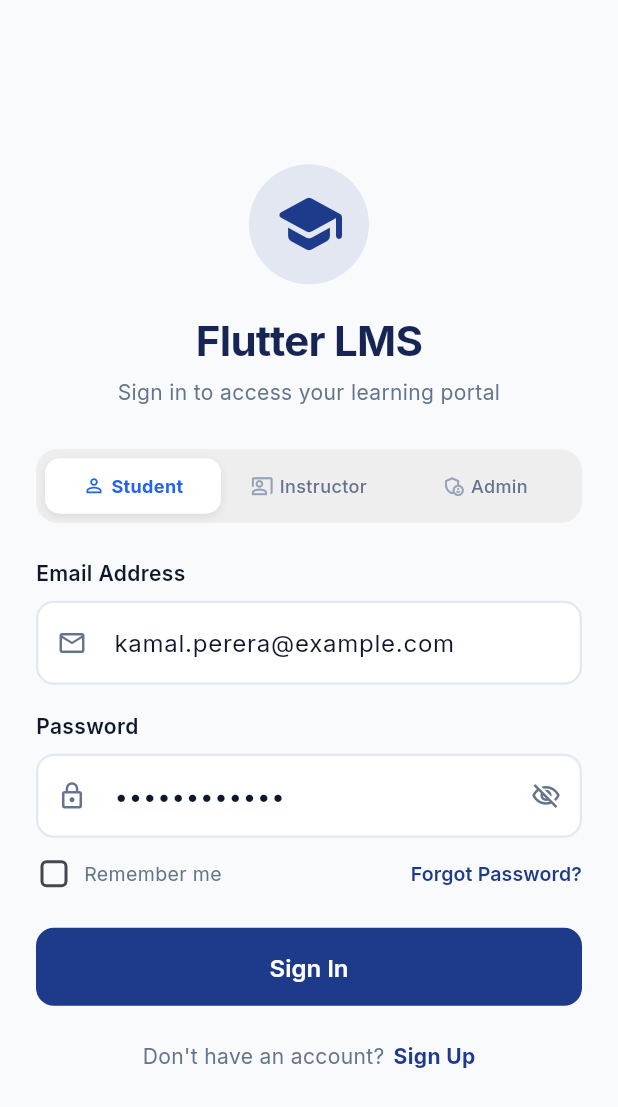
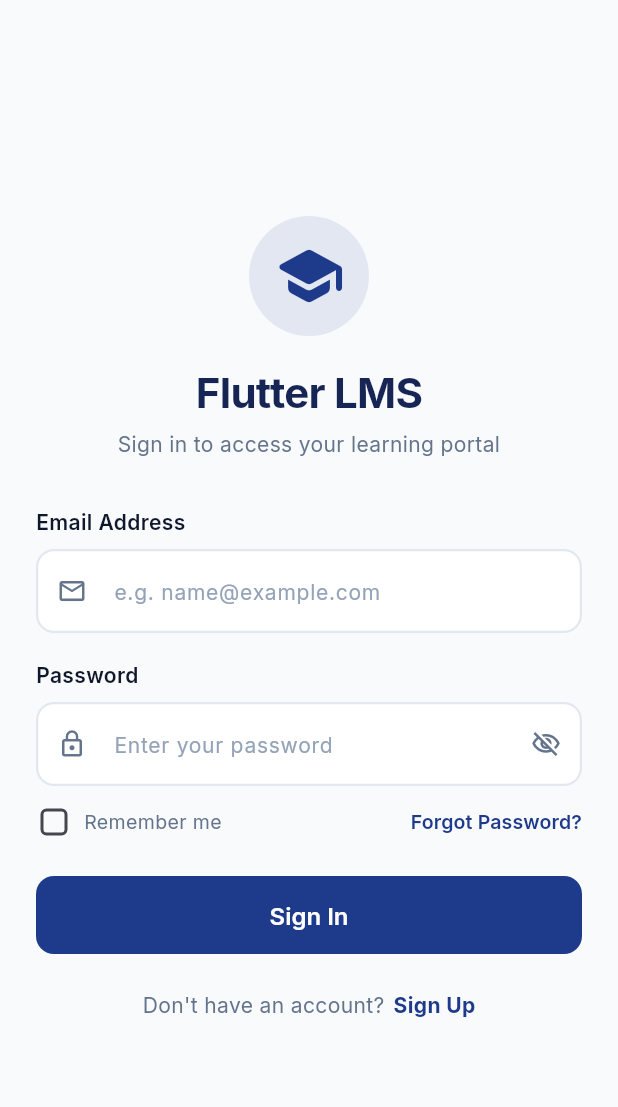
Before and after one commit to NilushaDilshan/flutter_lms, a Flutter app: the screen it shows after launch, after a tap on "Skip", on a phone screen of 412 x 824 dp. Shown: the top 1107 px of the screen. Run offline on Flutter 3.47's test engine with Material 3 defaults, Android fonts, the phone set to English and light mode, and no system bars; our stand-ins replace dio, flutter_secure_storage, google_fonts, image_picker; accounts and stored records are empty; network calls fail.

Commit message:
feat(auth): remove role selector buttons and redirect based on credentials

```diff
--- a/lib/core/config/app_config.dart
+++ b/lib/core/config/app_config.dart
@@ -9,9 +9,7 @@ class AppConfig {
 
   // Configurable base URL (Defaults to Android emulator per task specifications)
   // Important: Do not append /api/v1 here because endpoints already include /api/v1
-  // ADB reverse tunnel active: adb reverse tcp:5000 tcp:5000
-  // Phone localhost:5000 → PC Docker backend
-  static String baseUrl = defaultLocalhostBaseUrl;
+  static String baseUrl = defaultEmulatorBaseUrl;
 
   // Network Timeouts
   static const Duration connectTimeout = Duration(seconds: 15);
--- a/lib/features/auth/screens/login_screen.dart
+++ b/lib/features/auth/screens/login_screen.dart
@@ -1,5 +1,6 @@
 import 'package:flutter/material.dart';
 import 'package:provider/provider.dart';
+import '../../../core/api/api_exception.dart';
 import '../../../core/constants/app_colors.dart';
 import '../../../core/constants/app_strings.dart';
 import '../../../core/routes/app_routes.dart';
@@ -22,31 +23,6 @@ class _LoginScreenState extends State<LoginScreen> {
   bool _obscurePassword = true;
   bool _rememberMe = false;
   bool _isLoading = false;
-
-  // Selected role tab for demo/testing convenience
-  String _selectedRole = 'STUDENT';
-
-  @override
-  void initState() {
-    super.initState();
-    _fillRoleCredentials('STUDENT');
-  }
-
-  void _fillRoleCredentials(String role) {
-    setState(() {
-      _selectedRole = role;
-      if (role == 'STUDENT') {
-        _emailController.text = 'kamal.perera@example.com';
-        _passwordController.text = 'Password123!';
-      } else if (role == 'INSTRUCTOR') {
-        _emailController.text = 'nimal.fernando@example.com';
-        _passwordController.text = 'Password123!';
-      } else {
-        _emailController.text = 'admin@lms.com';
-        _passwordController.text = 'AdminPass123!';
-      }
-    });
-  }
 
   @override
   void dispose() {
@@ -72,19 +48,9 @@ class _LoginScreenState extends State<LoginScreen> {
       if (mounted) {
         setState(() => _isLoading = false);
 
-        String targetRoute;
-        Map<String, dynamic> arguments;
-
-        if (user.isStudent) {
-          targetRoute = AppRoutes.studentDashboard;
-          arguments = {'name': user.fullName.isNotEmpty ? user.fullName : 'Kamal Perera'};
-        } else if (user.isInstructor) {
-          targetRoute = AppRoutes.instructorDashboard;
-          arguments = {'name': user.fullName.isNotEmpty ? user.fullName : 'Nimal Fernando'};
-        } else {
-          targetRoute = AppRoutes.adminDashboard;
-          arguments = {'email': user.email};
-        }
+        // Determine destination route based on authenticated user's role
+        final targetRoute = _getRouteForRole(user.role);
+        final arguments = _getArgumentsForRole(user.role, user.fullName, user.email);
 
         Navigator.of(context).pushReplacementNamed(
           targetRoute,
@@ -95,41 +61,37 @@ class _LoginScreenState extends State<LoginScreen> {
       if (mounted) {
         setState(() => _isLoading = false);
 
-        String targetRoute;
-        Map<String, dynamic> arguments;
-        String demoFirstName;
-        String demoLastName;
+        // Real server authentication rejection (e.g., wrong password 401 or unverified email 403)
+        final isAuthRejection = e is ApiException &&
+            (e.statusCode == 401 ||
+                (e.statusCode == 403 &&
+                    e.message.toLowerCase().contains('verify')));
 
-        if (_selectedRole == 'STUDENT') {
-          targetRoute = AppRoutes.studentDashboard;
-          demoFirstName = 'Kamal';
-          demoLastName = 'Perera';
-          arguments = {'name': 'Kamal Perera'};
-        } else if (_selectedRole == 'INSTRUCTOR') {
-          targetRoute = AppRoutes.instructorDashboard;
-          demoFirstName = 'Nimal';
-          demoLastName = 'Fernando';
-          arguments = {'name': 'Nimal Fernando'};
-        } else {
-          targetRoute = AppRoutes.adminDashboard;
-          demoFirstName = 'Admin';
-          demoLastName = 'User';
-          arguments = {'email': email};
-        }
+        if (!isAuthRejection) {
+          // Offline / Demo fallback: Determine role based on email address
+          final inferredRole = _inferRoleFromEmail(email);
+          final names = _getDemoNamesForRole(inferredRole);
+          final targetRoute = _getRouteForRole(inferredRole);
+          final arguments = _getArgumentsForRole(
+            inferredRole,
+            '${names[0]} ${names[1]}',
+            email,
+          );
 
-        // Set demo user in AuthProvider so ProfileScreen shows correct details
           context.read<AuthProvider>().setDemoUser(
-          firstName: demoFirstName,
-          lastName: demoLastName,
+            firstName: names[0],
+            lastName: names[1],
             email: email,
-          role: _selectedRole,
+            role: inferredRole,
           );
 
           ScaffoldMessenger.of(context).showSnackBar(
             SnackBar(
-            backgroundColor: AppColors.primary,
+              backgroundColor: Colors.orange.shade800,
               behavior: SnackBarBehavior.floating,
-            content: Text('Logged in as $_selectedRole (Offline / Demo fallback active)'),
+              content: Text(
+                'Offline Demo: Logged in as $inferredRole ($email)',
+              ),
             ),
           );
 
@@ -137,7 +99,69 @@ class _LoginScreenState extends State<LoginScreen> {
             targetRoute,
             arguments: arguments,
           );
+        } else {
+          // Real server error (e.g. wrong password, unverified email)
+          ScaffoldMessenger.of(context).showSnackBar(
+            SnackBar(
+              backgroundColor: AppColors.error,
+              behavior: SnackBarBehavior.floating,
+              content: Text(e.message),
+            ),
+          );
         }
+      }
+    }
+  }
+
+  String _inferRoleFromEmail(String email) {
+    final lower = email.toLowerCase();
+    if (lower.contains('admin')) {
+      return 'ADMIN';
+    } else if (lower.contains('instructor') ||
+        lower.contains('teacher') ||
+        lower.contains('nimal')) {
+      return 'INSTRUCTOR';
+    }
+    return 'STUDENT';
+  }
+
+  List<String> _getDemoNamesForRole(String role) {
+    switch (role) {
+      case 'ADMIN':
+        return ['Admin', 'User'];
+      case 'INSTRUCTOR':
+        return ['Nimal', 'Fernando'];
+      case 'STUDENT':
+      default:
+        return ['Kamal', 'Perera'];
+    }
+  }
+
+  String _getRouteForRole(String role) {
+    switch (role.toUpperCase()) {
+      case 'ADMIN':
+        return AppRoutes.adminDashboard;
+      case 'INSTRUCTOR':
+        return AppRoutes.instructorDashboard;
+      case 'STUDENT':
+      default:
+        return AppRoutes.studentDashboard;
+    }
+  }
+
+  Map<String, dynamic> _getArgumentsForRole(
+    String role,
+    String fullName,
+    String email,
+  ) {
+    switch (role.toUpperCase()) {
+      case 'ADMIN':
+        return {'email': email};
+      case 'INSTRUCTOR':
+        return {'name': fullName.isNotEmpty ? fullName : 'Instructor'};
+      case 'STUDENT':
+      default:
+        return {'name': fullName.isNotEmpty ? fullName : 'Student'};
     }
   }
 
@@ -192,24 +216,7 @@ class _LoginScreenState extends State<LoginScreen> {
                         color: AppColors.textSecondary,
                       ),
                     ),
-                    const SizedBox(height: 28),
-
-                    // Role Selector Card
-                    Container(
-                      padding: const EdgeInsets.all(6),
-                      decoration: BoxDecoration(
-                        color: Colors.grey.shade200,
-                        borderRadius: BorderRadius.circular(14),
-                      ),
-                      child: Row(
-                        children: [
-                          _buildRoleButton('STUDENT', 'Student', Icons.person_outline),
-                          _buildRoleButton('INSTRUCTOR', 'Instructor', Icons.co_present_outlined),
-                          _buildRoleButton('ADMIN', 'Admin', Icons.admin_panel_settings_outlined),
-                        ],
-                      ),
-                    ),
-                    const SizedBox(height: 24),
+                    const SizedBox(height: 32),
 
                     // Email Input
                     CustomTextField(
@@ -359,63 +366,4 @@ class _LoginScreenState extends State<LoginScreen> {
       ),
     );
   }
-
-  Widget _buildRoleButton(String roleKey, String label, IconData icon) {
-    final isSelected = _selectedRole == roleKey;
-    Color activeColor;
-    if (roleKey == 'STUDENT') {
-      activeColor = AppColors.studentRole;
-    } else if (roleKey == 'INSTRUCTOR') {
-      activeColor = AppColors.instructorRole;
-    } else {
-      activeColor = AppColors.adminRole;
 }
-
-    return Expanded(
-      child: GestureDetector(
-        onTap: () => _fillRoleCredentials(roleKey),
-        child: AnimatedContainer(
-          duration: const Duration(milliseconds: 200),
-          padding: const EdgeInsets.symmetric(vertical: 10),
-          decoration: BoxDecoration(
-            color: isSelected ? Colors.white : Colors.transparent,
-            borderRadius: BorderRadius.circular(10),
-            boxShadow: isSelected
-                ? [
-                    BoxShadow(
-                      color: Colors.black.withAlpha(20),
-                      blurRadius: 4,
-                      offset: const Offset(0, 2),
-                    ),
-                  ]
-                : null,
-          ),
-          child: Row(
-            mainAxisAlignment: MainAxisAlignment.center,
-            mainAxisSize: MainAxisSize.min,
-            children: [
-              Icon(
-                icon,
-                size: 15,
-                color: isSelected ? activeColor : AppColors.textMuted,
-              ),
-              const SizedBox(width: 4),
-              Flexible(
-                child: Text(
-                  label,
-                  overflow: TextOverflow.ellipsis,
-                  maxLines: 1,
-                  style: TextStyle(
-                    fontSize: 12,
-                    fontWeight: isSelected ? FontWeight.bold : FontWeight.w500,
-                    color: isSelected ? activeColor : AppColors.textSecondary,
-                  ),
-                ),
-              ),
-            ],
-          ),
-        ),
-      ),
-    );
-  }
-}
```
Also changed, not shown: 1 other file. Lines whose indentation alone changed are shown as unchanged.
